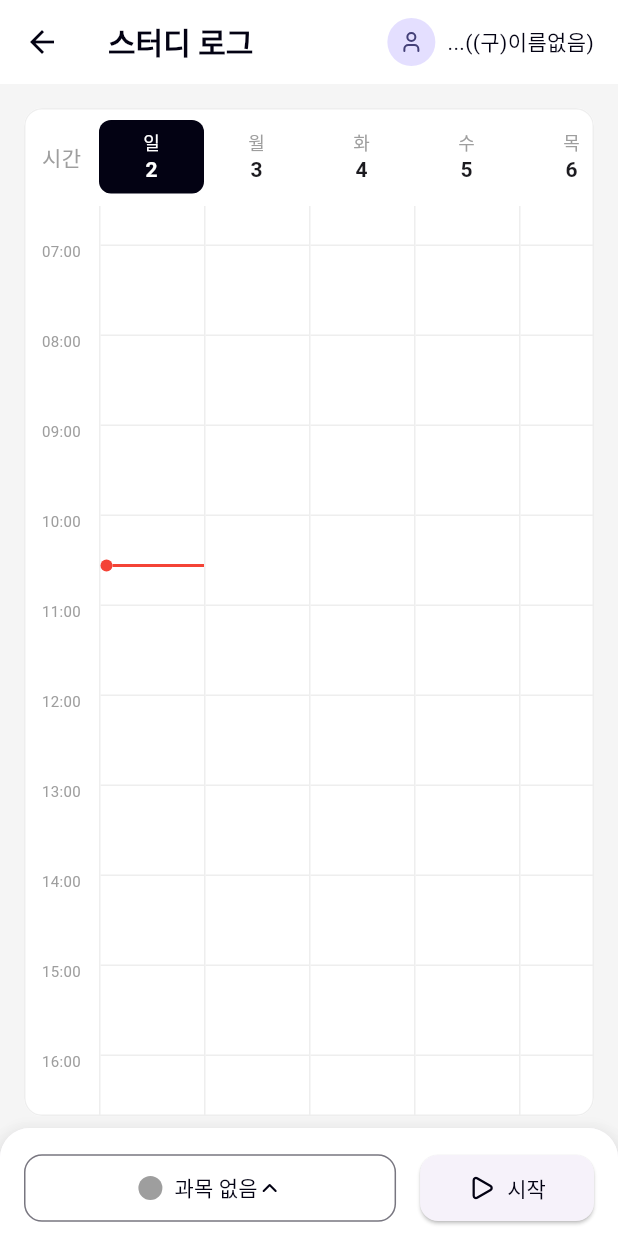
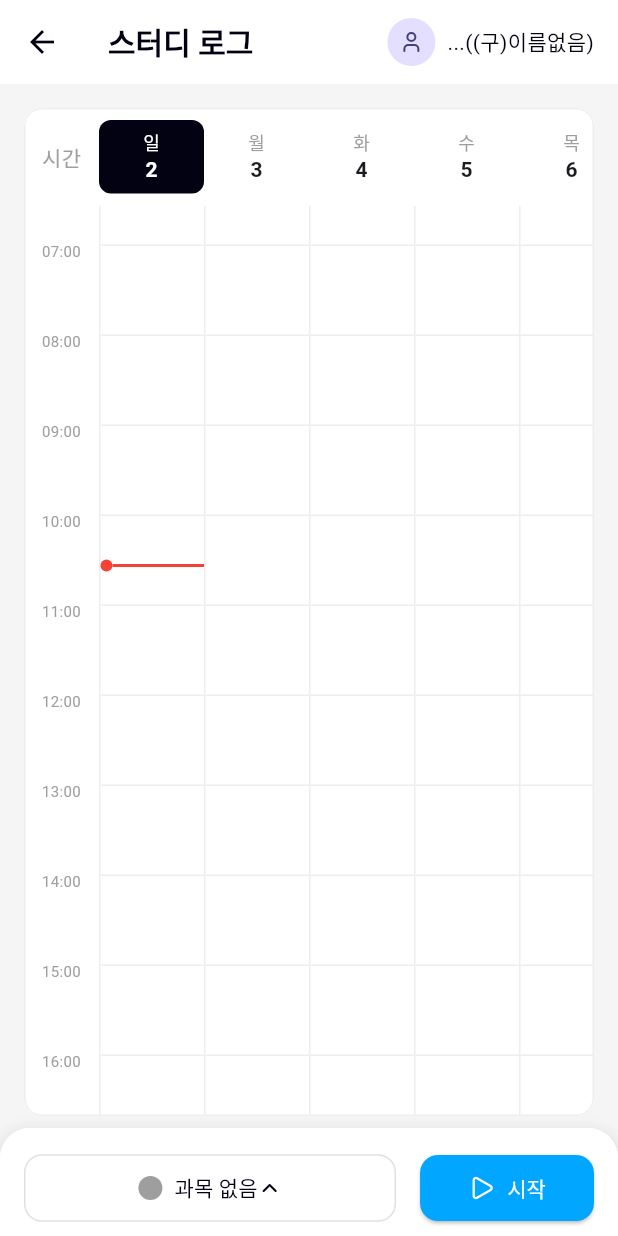
Before and after one commit to HLuKing/studytimer, a Flutter app: the StudyTrackerScreen screen opened directly, on a phone screen of 412 x 824 dp. Run offline on Flutter 3.47's test engine with Material 3 defaults, Android fonts, the phone set to English and light mode, and no system bars; our stand-ins replace firebase_auth, firebase_core, fl_chart, flutter_svg, google_sign_in, lucide_flutter and 1 more; accounts and stored records are empty; network calls fail.

Commit message:
last 코드 입니다 수정사항 있을 수 있음

```diff
--- a/frontend/lib/utils/theme.dart
+++ b/frontend/lib/utils/theme.dart
@@ -20,6 +20,7 @@ final ThemeData lightTheme = ThemeData(
     onPrimary: Colors.white,
     secondary: Colors.grey.shade200,  // 휴식 시간 등 보조색
     onSecondary: Colors.black,
+    surface: const Color(0xFFFFFFFF),       // AppBar 배경색
   ),
 
   appBarTheme: const AppBarTheme(
@@ -46,6 +47,27 @@ final ThemeData lightTheme = ThemeData(
     ),
   ),
 
+  dialogTheme: DialogThemeData(
+    backgroundColor: Colors.white,
+    surfaceTintColor: Colors.white,
+    elevation: 0,
+    shape: RoundedRectangleBorder(
+      borderRadius: BorderRadius.circular(12.0),
+      side: BorderSide(color: Colors.grey.shade200, width: 1),
+    ),
+  ),
+
+  bottomSheetTheme: BottomSheetThemeData(
+    backgroundColor: Colors.white,
+    surfaceTintColor: Colors.white,
+    modalBackgroundColor: Colors.white,
+    elevation: 0,
+    shape: RoundedRectangleBorder(
+      borderRadius: const BorderRadius.vertical(top: Radius.circular(12.0)),
+      side: BorderSide(color: Colors.grey.shade200, width: 1), // 카드와 동일한 테두리
+    ),
+  ),
+
   // 5. 하단 네비게이션 바 테마
   bottomNavigationBarTheme: const BottomNavigationBarThemeData(
     backgroundColor: Colors.white,
@@ -60,7 +82,44 @@ final ThemeData lightTheme = ThemeData(
     unselectedLabelColor: Colors.grey, // 비선택 탭: 회색
     indicatorColor: const Color(0xFF030213), // 하단 밑줄: 검은색
   ),
+
+  // 9. ElevatedButton 스타일 추가 ("시작", "추가" 버튼)
+  elevatedButtonTheme: ElevatedButtonThemeData(
+    style: ElevatedButton.styleFrom(
+      backgroundColor: const Color.fromARGB(255, 0, 166, 255), // [!] 주조색 (검은색)
+      foregroundColor: Colors.white, // [!] 글자/아이콘 (흰색)
+      shape: RoundedRectangleBorder(
+        borderRadius: BorderRadius.circular(12.0), // [!] 둥근 모서리
+      ),
+      padding: const EdgeInsets.symmetric(vertical: 12, horizontal: 20), // [!] 기본 패딩
+    ),
+  ),
+
+  // 10. OutlinedButton 스타일 추가 ("과목 선택" 버튼)
+  outlinedButtonTheme: OutlinedButtonThemeData(
+    style: OutlinedButton.styleFrom(
+      foregroundColor: const Color(0xFF030213), // [!] 글자/아이콘 (검은색)
+      side: BorderSide(color: Colors.grey.shade300, width: 1), // [!] 테두리색
+      shape: RoundedRectangleBorder(
+        borderRadius: BorderRadius.circular(12.0), // [!] 둥근 모서리
+      ),
+      padding: const EdgeInsets.symmetric(vertical: 12, horizontal: 20), // [!] 기본 패딩
+    ),
+  ),
+
+  // 11. TextButton 스타일 추가 ("취소" 버튼)
+  textButtonTheme: TextButtonThemeData(
+    style: TextButton.styleFrom(
+      foregroundColor: const Color(0xFF030213), // [!] 글자색 (검은색)
+      shape: RoundedRectangleBorder(
+        borderRadius: BorderRadius.circular(12.0), // [!] 둥근 모서리
+      ),
+    ),
+  ),
 );
+
+
+
 
 // 다크 테마
 final ThemeData darkTheme = ThemeData(
```
Also changed, not shown: frontend/lib/screens/statistics_screen.dart (+19 -7 lines), frontend/lib/screens/study_tracker_screen.dart (+92 -26 lines).
